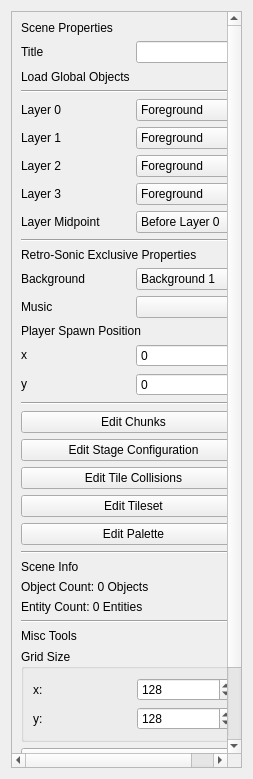
RSDKModding/RetroED, file RetroEDv2/tools/sceneproperties/sceneproperties.ui: the form before one commit.
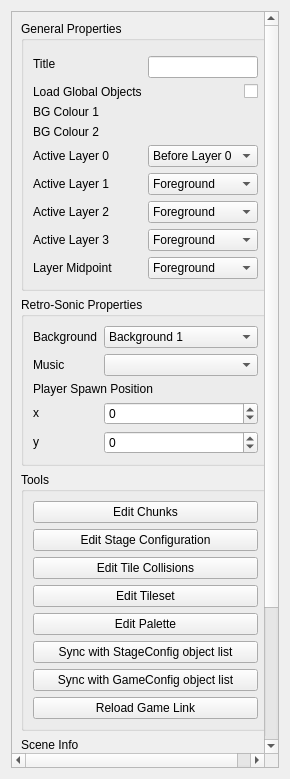
The form after the commit.

What changed in the file:
```diff
--- a/RetroEDv2/tools/sceneproperties/sceneproperties.ui
+++ b/RetroEDv2/tools/sceneproperties/sceneproperties.ui
@@ -6,7 +6,7 @@
    <rect>
     <x>0</x>
     <y>0</y>
-    <width>253</width>
+    <width>290</width>
     <height>779</height>
    </rect>
   </property>
@@ -30,490 +30,39 @@
        <rect>
         <x>0</x>
         <y>0</y>
-        <width>219</width>
-        <height>820</height>
+        <width>256</width>
+        <height>907</height>
        </rect>
       </property>
       <layout class="QGridLayout" name="gridLayout_3">
-       <item row="24" column="0" colspan="2">
-        <widget class="Line" name="line_5">
-         <property name="orientation">
-          <enum>Qt::Horizontal</enum>
-         </property>
-        </widget>
-       </item>
-       <item row="18" column="0" colspan="2">
-        <widget class="Line" name="line_4">
-         <property name="orientation">
-          <enum>Qt::Horizontal</enum>
-         </property>
-        </widget>
-       </item>
-       <item row="14" column="0">
-        <widget class="QLabel" name="label_8">
-         <property name="text">
-          <string>Music</string>
-         </property>
-        </widget>
-       </item>
-       <item row="9" column="1">
-        <widget class="QComboBox" name="layerMidpoint">
-         <property name="toolTip">
-          <string>&lt;html&gt;&lt;head/&gt;&lt;body&gt;&lt;p&gt;Minimum active layer for tiles with &amp;quot;High&amp;quot; Visual Layer to be drawn on (tiles with &amp;quot;Low&amp;quot; Visual Layer wont be drawn)&lt;/p&gt;&lt;/body&gt;&lt;/html&gt;</string>
-         </property>
-         <item>
-          <property name="text">
-           <string>Before Layer 0</string>
-          </property>
-         </item>
-         <item>
-          <property name="text">
-           <string>After Layer 0</string>
-          </property>
-         </item>
-         <item>
-          <property name="text">
-           <string>After Layer 1</string>
-          </property>
-         </item>
-         <item>
-          <property name="text">
-           <string>After Layer 2</string>
-          </property>
-         </item>
-        </widget>
-       </item>
-       <item row="8" column="1">
-        <widget class="QComboBox" name="activeLayer3">
-         <property name="toolTip">
-          <string>&lt;html&gt;&lt;head/&gt;&lt;body&gt;&lt;p&gt;4th Active Layer (Draws on Layer 5)&lt;/p&gt;&lt;/body&gt;&lt;/html&gt;</string>
-         </property>
-         <item>
-          <property name="text">
-           <string>Foreground</string>
-          </property>
-         </item>
-         <item>
-          <property name="text">
-           <string>Background 1</string>
-          </property>
-         </item>
-         <item>
-          <property name="text">
-           <string>Background 2</string>
-          </property>
-         </item>
-         <item>
-          <property name="text">
-           <string>Background 3</string>
-          </property>
-         </item>
-         <item>
-          <property name="text">
-           <string>Background 4</string>
-          </property>
-         </item>
-         <item>
-          <property name="text">
-           <string>Background 5</string>
-          </property>
-         </item>
-         <item>
-          <property name="text">
-           <string>Background 6</string>
-          </property>
-         </item>
-         <item>
-          <property name="text">
-           <string>Background 7</string>
-          </property>
-         </item>
-         <item>
-          <property name="text">
-           <string>Background 8</string>
-          </property>
-         </item>
-         <item>
-          <property name="text">
-           <string>None</string>
-          </property>
-         </item>
-        </widget>
-       </item>
-       <item row="1" column="0">
-        <spacer name="verticalSpacer">
-         <property name="orientation">
-          <enum>Qt::Vertical</enum>
-         </property>
-         <property name="sizeHint" stdset="0">
-          <size>
-           <width>20</width>
-           <height>40</height>
-          </size>
-         </property>
-        </spacer>
-       </item>
-       <item row="2" column="0">
-        <widget class="QLabel" name="label">
-         <property name="text">
-          <string>Title</string>
-         </property>
-        </widget>
-       </item>
-       <item row="28" column="0" colspan="2">
-        <widget class="QLabel" name="entCntTot">
-         <property name="text">
-          <string>Entity Count: 0 Entities</string>
-         </property>
-        </widget>
-       </item>
-       <item row="12" column="0">
-        <spacer name="verticalSpacer_2">
-         <property name="orientation">
-          <enum>Qt::Vertical</enum>
-         </property>
-         <property name="sizeHint" stdset="0">
-          <size>
-           <width>20</width>
-           <height>40</height>
-          </size>
-         </property>
-        </spacer>
-       </item>
-       <item row="20" column="0" colspan="2">
-        <widget class="QPushButton" name="editStageConfig">
-         <property name="text">
-          <string>Edit Stage Configuration</string>
-         </property>
-        </widget>
-       </item>
-       <item row="25" column="0" colspan="2">
-        <widget class="QLabel" name="label_16">
-         <property name="text">
-          <string>Scene Info</string>
-         </property>
-        </widget>
-       </item>
-       <item row="11" column="0" colspan="2">
-        <widget class="QLabel" name="label_13">
-         <property name="text">
-          <string>Retro-Sonic Exclusive Properties</string>
-         </property>
-        </widget>
-       </item>
-       <item row="3" column="1">
-        <widget class="QCheckBox" name="loadGlobals">
-         <property name="layoutDirection">
-          <enum>Qt::RightToLeft</enum>
-         </property>
-         <property name="text">
-          <string/>
-         </property>
-        </widget>
-       </item>
-       <item row="13" column="0">
-        <widget class="QLabel" name="label_7">
-         <property name="text">
-          <string>Background</string>
-         </property>
-        </widget>
-       </item>
-       <item row="30" column="0" colspan="2">
-        <widget class="QLabel" name="label_15">
-         <property name="text">
-          <string>Misc Tools</string>
-         </property>
-        </widget>
-       </item>
-       <item row="8" column="0">
-        <widget class="QLabel" name="label_5">
-         <property name="text">
-          <string>Layer 3</string>
-         </property>
-        </widget>
-       </item>
-       <item row="33" column="0" colspan="2">
-        <widget class="QPushButton" name="syncSC">
-         <property name="text">
-          <string>Sync with StageConfig object list</string>
-         </property>
-        </widget>
-       </item>
-       <item row="10" column="0" colspan="2">
-        <widget class="Line" name="line_2">
-         <property name="orientation">
-          <enum>Qt::Horizontal</enum>
-         </property>
-        </widget>
-       </item>
-       <item row="6" column="1">
-        <widget class="QComboBox" name="activeLayer1">
-         <property name="toolTip">
-          <string>&lt;html&gt;&lt;head/&gt;&lt;body&gt;&lt;p&gt;2nd Active Layer (Draws on Layer 2)&lt;/p&gt;&lt;/body&gt;&lt;/html&gt;</string>
-         </property>
-         <item>
-          <property name="text">
-           <string>Foreground</string>
-          </property>
-         </item>
-         <item>
-          <property name="text">
-           <string>Background 1</string>
-          </property>
-         </item>
-         <item>
-          <property name="text">
-           <string>Background 2</string>
-          </property>
-         </item>
-         <item>
-          <property name="text">
-           <string>Background 3</string>
-          </property>
-         </item>
-         <item>
-          <property name="text">
-           <string>Background 4</string>
-          </property>
-         </item>
-         <item>
-          <property name="text">
-           <string>Background 5</string>
-          </property>
-         </item>
-         <item>
-          <property name="text">
-           <string>Background 6</string>
-          </property>
-         </item>
-         <item>
-          <property name="text">
-           <string>Background 7</string>
-          </property>
-         </item>
-         <item>
-          <property name="text">
-           <string>Background 8</string>
-          </property>
-         </item>
-         <item>
-          <property name="text">
-           <string>None</string>
-          </property>
-         </item>
-        </widget>
-       </item>
-       <item row="14" column="1">
-        <widget class="QComboBox" name="music">
-         <property name="toolTip">
-          <string>&lt;html&gt;&lt;head/&gt;&lt;body&gt;&lt;p&gt;The music that will be played when the stage starts&lt;/p&gt;&lt;/body&gt;&lt;/html&gt;</string>
-         </property>
-        </widget>
-       </item>
-       <item row="17" column="1">
-        <widget class="QSpinBox" name="plrY">
-         <property name="toolTip">
-          <string>&lt;html&gt;&lt;head/&gt;&lt;body&gt;&lt;p&gt;Player spawn YPos&lt;/p&gt;&lt;/body&gt;&lt;/html&gt;</string>
-         </property>
-         <property name="minimum">
-          <number>-32767</number>
-         </property>
-         <property name="maximum">
-          <number>32767</number>
-         </property>
-        </widget>
-       </item>
-       <item row="32" column="0" colspan="2">
-        <widget class="QPushButton" name="syncGC">
-         <property name="text">
-          <string>Sync with GameConfig object list</string>
-         </property>
-        </widget>
-       </item>
-       <item row="6" column="0">
-        <widget class="QLabel" name="label_3">
-         <property name="text">
-          <string>Layer 1</string>
-         </property>
-        </widget>
-       </item>
        <item row="9" column="0">
-        <widget class="QLabel" name="label_6">
-         <property name="text">
-          <string>Layer Midpoint</string>
+        <spacer name="verticalSpacer_2">
+         <property name="orientation">
+          <enum>Qt::Vertical</enum>
          </property>
-        </widget>
-       </item>
-       <item row="16" column="0">
-        <widget class="QLabel" name="label_10">
-         <property name="sizePolicy">
-          <sizepolicy hsizetype="Fixed" vsizetype="Fixed">
-           <horstretch>0</horstretch>
-           <verstretch>0</verstretch>
-          </sizepolicy>
+         <property name="sizeHint" stdset="0">
+          <size>
+           <width>20</width>
+           <height>40</height>
+          </size>
          </property>
-         <property name="text">
-          <string>x</string>
-         </property>
-        </widget>
+        </spacer>
        </item>
-       <item row="7" column="1">
-        <widget class="QComboBox" name="activeLayer2">
-         <property name="toolTip">
-          <string>&lt;html&gt;&lt;head/&gt;&lt;body&gt;&lt;p&gt;3rd Active Layer (Draws on Layer 3)&lt;/p&gt;&lt;/body&gt;&lt;/html&gt;</string>
+       <item row="2" column="0">
+        <spacer name="verticalSpacer">
+         <property name="orientation">
+          <enum>Qt::Vertical</enum>
          </property>
-         <item>
-          <property name="text">
-           <string>Foreground</string>
-          </property>
-         </item>
-         <item>
-          <property name="text">
-           <string>Background 1</string>
-          </property>
-         </item>
-         <item>
-          <property name="text">
-           <string>Background 2</string>
-          </property>
-         </item>
-         <item>
-          <property name="text">
-           <string>Background 3</string>
-          </property>
-         </item>
-         <item>
-          <property name="text">
-           <string>Background 4</string>
-          </property>
-         </item>
-         <item>
-          <property name="text">
-           <string>Background 5</string>
-          </property>
-         </item>
-         <item>
-          <property name="text">
-           <string>Background 6</string>
-          </property>
-         </item>
-         <item>
-          <property name="text">
-           <string>Background 7</string>
-          </property>
-         </item>
-         <item>
-          <property name="text">
-           <string>Background 8</string>
-          </property>
-         </item>
-         <item>
-          <property name="text">
-           <string>None</string>
-          </property>
-         </item>
-        </widget>
-       </item>
-       <item row="17" column="0">
-        <widget class="QLabel" name="label_9">
-         <property name="sizePolicy">
-          <sizepolicy hsizetype="Fixed" vsizetype="Fixed">
-           <horstretch>0</horstretch>
-           <verstretch>0</verstretch>
-          </sizepolicy>
+         <property name="sizeHint" stdset="0">
+          <size>
+           <width>20</width>
+           <height>40</height>
+          </size>
          </property>
-         <property name="text">
-          <string>y</string>
-         </property>
-        </widget>
+        </spacer>
        </item>
-       <item row="27" column="0" colspan="2">
-        <widget class="QLabel" name="objCnt">
-         <property name="text">
-          <string>Object Count: 0 Objects</string>
-         </property>
-        </widget>
-       </item>
-       <item row="7" column="0">
-        <widget class="QLabel" name="label_4">
-         <property name="text">
-          <string>Layer 2</string>
-         </property>
-        </widget>
-       </item>
-       <item row="23" column="0" colspan="2">
-        <widget class="QPushButton" name="editPalette">
-         <property name="text">
-          <string>Edit Palette</string>
-         </property>
-        </widget>
-       </item>
-       <item row="5" column="1">
-        <widget class="QComboBox" name="activeLayer0">
-         <property name="toolTip">
-          <string>&lt;html&gt;&lt;head/&gt;&lt;body&gt;&lt;p&gt;1st Active Layer (Draws on Layer 1)&lt;/p&gt;&lt;/body&gt;&lt;/html&gt;</string>
-         </property>
-         <item>
-          <property name="text">
-           <string>Foreground</string>
-          </property>
-         </item>
-         <item>
-          <property name="text">
-           <string>Background 1</string>
-          </property>
-         </item>
-         <item>
-          <property name="text">
-           <string>Background 2</string>
-          </property>
-         </item>
-         <item>
-          <property name="text">
-           <string>Background 3</string>
-          </property>
-         </item>
-         <item>
-          <property name="text">
-           <string>Background 4</string>
-          </property>
-         </item>
-         <item>
-          <property name="text">
-           <string>Background 5</string>
-          </property>
-         </item>
-         <item>
-          <property name="text">
-           <string>Background 6</string>
-          </property>
-         </item>
-         <item>
-          <property name="text">
-           <string>Background 7</string>
-          </property>
-         </item>
-         <item>
-          <property name="text">
-           <string>Background 8</string>
-          </property>
-         </item>
-         <item>
-          <property name="text">
-           <string>None</string>
-          </property>
-         </item>
-        </widget>
-       </item>
-       <item row="22" column="0" colspan="2">
-        <widget class="QPushButton" name="editTSet">
-         <property name="text">
-          <string>Edit Tileset</string>
-         </property>
-        </widget>
-       </item>
-       <item row="31" column="0" colspan="2">
-        <widget class="QGroupBox" name="groupBox">
+       <item row="13" column="0" colspan="2">
+        <widget class="QGroupBox" name="gridBox">
          <property name="title">
           <string>Grid Size</string>
          </property>
@@ -561,130 +110,574 @@
          </layout>
         </widget>
        </item>
-       <item row="5" column="0">
-        <widget class="QLabel" name="label_2">
-         <property name="text">
-          <string>Layer 0</string>
+       <item row="10" column="0" colspan="2">
+        <widget class="QGroupBox" name="toolsBox">
+         <property name="title">
+          <string>Tools</string>
          </property>
+         <layout class="QVBoxLayout" name="verticalLayout_2">
+          <item>
+           <widget class="QPushButton" name="editChunks">
+            <property name="text">
+             <string>Edit Chunks</string>
+            </property>
+           </widget>
+          </item>
+          <item>
+           <widget class="QPushButton" name="editStageConfig">
+            <property name="text">
+             <string>Edit Stage Configuration</string>
+            </property>
+           </widget>
+          </item>
+          <item>
+           <widget class="QPushButton" name="editCollision">
+            <property name="text">
+             <string>Edit Tile Collisions</string>
+            </property>
+           </widget>
+          </item>
+          <item>
+           <widget class="QPushButton" name="editTSet">
+            <property name="text">
+             <string>Edit Tileset</string>
+            </property>
+           </widget>
+          </item>
+          <item>
+           <widget class="QPushButton" name="editPalette">
+            <property name="text">
+             <string>Edit Palette</string>
+            </property>
+           </widget>
+          </item>
+          <item>
+           <widget class="QPushButton" name="syncSC">
+            <property name="text">
+             <string>Sync with StageConfig object list</string>
+            </property>
+           </widget>
+          </item>
+          <item>
+           <widget class="QPushButton" name="syncGC">
+            <property name="text">
+             <string>Sync with GameConfig object list</string>
+            </property>
+           </widget>
+          </item>
+          <item>
+           <widget class="QPushButton" name="reloadLink">
+            <property name="text">
+             <string>Reload Game Link</string>
+            </property>
+           </widget>
+          </item>
+         </layout>
         </widget>
        </item>
-       <item row="16" column="1">
-        <widget class="QSpinBox" name="plrX">
-         <property name="toolTip">
-          <string>&lt;html&gt;&lt;head/&gt;&lt;body&gt;&lt;p&gt;Player spawn XPos&lt;/p&gt;&lt;/body&gt;&lt;/html&gt;</string>
+       <item row="1" column="0" colspan="2">
+        <widget class="QGroupBox" name="rsPropertiesBox">
+         <property name="title">
+          <string>Retro-Sonic Properties</string>
          </property>
-         <property name="minimum">
-          <number>-32767</number>
-         </property>
-         <property name="maximum">
-          <number>32767</number>
-         </property>
+         <layout class="QGridLayout" name="gridLayout_5">
+          <item row="0" column="0">
+           <widget class="QLabel" name="label_7">
+            <property name="text">
+             <string>Background</string>
+            </property>
+           </widget>
+          </item>
+          <item row="0" column="1">
+           <widget class="QComboBox" name="background">
+            <property name="toolTip">
+             <string>&lt;html&gt;&lt;head/&gt;&lt;body&gt;&lt;p&gt;The starting background layer that will be displayed in-game&lt;/p&gt;&lt;/body&gt;&lt;/html&gt;</string>
+            </property>
+            <item>
+             <property name="text">
+              <string>Background 1</string>
+             </property>
+            </item>
+            <item>
+             <property name="text">
+              <string>Background 2</string>
+             </property>
+            </item>
+            <item>
+             <property name="text">
+              <string>Background 3</string>
+             </property>
+            </item>
+            <item>
+             <property name="text">
+              <string>Background 4</string>
+             </property>
+            </item>
+            <item>
+             <property name="text">
+              <string>Background 5</string>
+             </property>
+            </item>
+            <item>
+             <property name="text">
+              <string>Background 6</string>
+             </property>
+            </item>
+            <item>
+             <property name="text">
+              <string>Background 7</string>
+             </property>
+            </item>
+            <item>
+             <property name="text">
+              <string>Background 8</string>
+             </property>
+            </item>
+           </widget>
+          </item>
+          <item row="1" column="0">
+           <widget class="QLabel" name="label_8">
+            <property name="text">
+             <string>Music</string>
+            </property>
+           </widget>
+          </item>
+          <item row="1" column="1">
+           <widget class="QComboBox" name="music">
+            <property name="toolTip">
+             <string>&lt;html&gt;&lt;head/&gt;&lt;body&gt;&lt;p&gt;The music that will be played when the stage starts&lt;/p&gt;&lt;/body&gt;&lt;/html&gt;</string>
+            </property>
+           </widget>
+          </item>
+          <item row="2" column="0" colspan="2">
+           <widget class="QLabel" name="label_12">
+            <property name="text">
+             <string>Player Spawn Position</string>
+            </property>
+           </widget>
+          </item>
+          <item row="3" column="0">
+           <widget class="QLabel" name="label_10">
+            <property name="sizePolicy">
+             <sizepolicy hsizetype="Fixed" vsizetype="Fixed">
+              <horstretch>0</horstretch>
+              <verstretch>0</verstretch>
+             </sizepolicy>
+            </property>
+            <property name="text">
+             <string>x</string>
+            </property>
+           </widget>
+          </item>
+          <item row="3" column="1">
+           <widget class="QSpinBox" name="plrX">
+            <property name="toolTip">
+             <string>&lt;html&gt;&lt;head/&gt;&lt;body&gt;&lt;p&gt;Player spawn XPos&lt;/p&gt;&lt;/body&gt;&lt;/html&gt;</string>
+            </property>
+            <property name="minimum">
+             <number>-32767</number>
+            </property>
+            <property name="maximum">
+             <number>32767</number>
+            </property>
+           </widget>
+          </item>
+          <item row="4" column="0">
+           <widget class="QLabel" name="label_9">
+            <property name="sizePolicy">
+             <sizepolicy hsizetype="Fixed" vsizetype="Fixed">
+              <horstretch>0</horstretch>
+              <verstretch>0</verstretch>
+             </sizepolicy>
+            </property>
+            <property name="text">
+             <string>y</string>
+            </property>
+           </widget>
+          </item>
+          <item row="4" column="1">
+           <widget class="QSpinBox" name="plrY">
+            <property name="toolTip">
+             <string>&lt;html&gt;&lt;head/&gt;&lt;body&gt;&lt;p&gt;Player spawn YPos&lt;/p&gt;&lt;/body&gt;&lt;/html&gt;</string>
+            </property>
+            <property name="minimum">
+             <number>-32767</number>
+            </property>
+            <property name="maximum">
+             <number>32767</number>
+            </property>
+           </widget>
+          </item>
+         </layout>
         </widget>
        </item>
-       <item row="21" column="0" colspan="2">
-        <widget class="QPushButton" name="editCollision">
-         <property name="text">
-          <string>Edit Tile Collisions</string>
+       <item row="11" column="0" colspan="2">
+        <widget class="QGroupBox" name="infoBox">
+         <property name="title">
+          <string>Scene Info</string>
          </property>
+         <layout class="QVBoxLayout" name="verticalLayout">
+          <item>
+           <widget class="QLabel" name="objCnt">
+            <property name="text">
+             <string>Object Count: 0 Objects</string>
+            </property>
+           </widget>
+          </item>
+          <item>
+           <widget class="QLabel" name="entCntTot">
+            <property name="text">
+             <string>Entity Count: 0 Entities</string>
+            </property>
+           </widget>
+          </item>
+         </layout>
         </widget>
        </item>
-       <item row="15" column="0" colspan="2">
-        <widget class="QLabel" name="label_12">
-         <property name="text">
-          <string>Player Spawn Position</string>
+       <item row="0" column="0" colspan="2">
+        <widget class="QGroupBox" name="propertiesBox">
+         <property name="title">
+          <string>General Properties</string>
          </property>
-        </widget>
-       </item>
-       <item row="2" column="1">
-        <widget class="QLineEdit" name="title"/>
-       </item>
-       <item row="3" column="0">
-        <widget class="QLabel" name="label_11">
-         <property name="text">
-          <string>Load Global Objects</string>
-         </property>
-        </widget>
-       </item>
-       <item row="13" column="1">
-        <widget class="QComboBox" name="background">
-         <property name="toolTip">
-          <string>&lt;html&gt;&lt;head/&gt;&lt;body&gt;&lt;p&gt;The starting background layer that will be displayed in-game&lt;/p&gt;&lt;/body&gt;&lt;/html&gt;</string>
-         </property>
-         <item>
-          <property name="text">
-           <string>Background 1</string>
-          </property>
-         </item>
-         <item>
-          <property name="text">
-           <string>Background 2</string>
-          </property>
-         </item>
-         <item>
-          <property name="text">
-           <string>Background 3</string>
-          </property>
-         </item>
-         <item>
-          <property name="text">
-           <string>Background 4</string>
-          </property>
-         </item>
-         <item>
-          <property name="text">
-           <string>Background 5</string>
-          </property>
-         </item>
-         <item>
-          <property name="text">
-           <string>Background 6</string>
-          </property>
-         </item>
-         <item>
-          <property name="text">
-           <string>Background 7</string>
-          </property>
-         </item>
-         <item>
-          <property name="text">
-           <string>Background 8</string>
-          </property>
-         </item>
-        </widget>
-       </item>
-       <item row="19" column="0" colspan="2">
-        <widget class="QPushButton" name="editChunks">
-         <property name="text">
-          <string>Edit Chunks</string>
-         </property>
-        </widget>
-       </item>
-       <item row="4" column="0" colspan="2">
-        <widget class="Line" name="line">
-         <property name="orientation">
-          <enum>Qt::Horizontal</enum>
-         </property>
-        </widget>
-       </item>
-       <item row="0" column="0">
-        <widget class="QLabel" name="label_14">
-         <property name="text">
-          <string>Scene Properties</string>
-         </property>
-        </widget>
-       </item>
-       <item row="29" column="0" colspan="2">
-        <widget class="Line" name="line_3">
-         <property name="orientation">
-          <enum>Qt::Horizontal</enum>
-         </property>
-        </widget>
-       </item>
-       <item row="34" column="0" colspan="2">
-        <widget class="QPushButton" name="reloadLink">
-         <property name="text">
-          <string>Reload Game Link</string>
-         </property>
+         <layout class="QGridLayout" name="gridLayout_4">
+          <item row="10" column="0" colspan="2">
+           <widget class="QLabel" name="label_6">
+            <property name="text">
+             <string>Layer Midpoint</string>
+            </property>
+           </widget>
+          </item>
+          <item row="8" column="2">
+           <widget class="QComboBox" name="activeLayer1">
+            <property name="toolTip">
+             <string>&lt;html&gt;&lt;head/&gt;&lt;body&gt;&lt;p&gt;2nd Active Layer (Draws on Layer 2)&lt;/p&gt;&lt;/body&gt;&lt;/html&gt;</string>
+            </property>
+            <item>
+             <property name="text">
+              <string>Foreground</string>
+             </property>
+            </item>
+            <item>
+             <property name="text">
+              <string>Background 1</string>
+             </property>
+            </item>
+            <item>
+             <property name="text">
+              <string>Background 2</string>
+             </property>
+            </item>
+            <item>
+             <property name="text">
+              <string>Background 3</string>
+             </property>
+            </item>
+            <item>
+             <property name="text">
+              <string>Background 4</string>
+             </property>
+            </item>
+            <item>
+             <property name="text">
+              <string>Background 5</string>
+             </property>
+            </item>
+            <item>
+             <property name="text">
+              <string>Background 6</string>
+             </property>
+            </item>
+            <item>
+             <property name="text">
+              <string>Background 7</string>
+             </property>
+            </item>
+            <item>
+             <property name="text">
+              <string>Background 8</string>
+             </property>
+            </item>
+            <item>
+             <property name="text">
+              <string>None</string>
+             </property>
+            </item>
+           </widget>
+          </item>
+          <item row="9" column="2">
+           <widget class="QComboBox" name="activeLayer2">
+            <property name="toolTip">
+             <string>&lt;html&gt;&lt;head/&gt;&lt;body&gt;&lt;p&gt;3rd Active Layer (Draws on Layer 3)&lt;/p&gt;&lt;/body&gt;&lt;/html&gt;</string>
+            </property>
+            <item>
+             <property name="text">
+              <string>Foreground</string>
+             </property>
+            </item>
+            <item>
+             <property name="text">
+              <string>Background 1</string>
+             </property>
+            </item>
+            <item>
+             <property name="text">
+              <string>Background 2</string>
+             </property>
+            </item>
+            <item>
+             <property name="text">
+              <string>Background 3</string>
+             </property>
+            </item>
+            <item>
+             <property name="text">
+              <string>Background 4</string>
+             </property>
+            </item>
+            <item>
+             <property name="text">
+              <string>Background 5</string>
+             </property>
+            </item>
+            <item>
+             <property name="text">
+              <string>Background 6</string>
+             </property>
+            </item>
+            <item>
+             <property name="text">
+              <string>Background 7</string>
+             </property>
+            </item>
+            <item>
+             <property name="text">
+              <string>Background 8</string>
+             </property>
+            </item>
+            <item>
+             <property name="text">
+              <string>None</string>
+             </property>
+            </item>
+           </widget>
+          </item>
+          <item row="6" column="2">
+           <widget class="QComboBox" name="layerMidpoint">
+            <property name="toolTip">
+             <string>&lt;html&gt;&lt;head/&gt;&lt;body&gt;&lt;p&gt;Minimum active layer for tiles with &amp;quot;High&amp;quot; Visual Layer to be drawn on (tiles with &amp;quot;Low&amp;quot; Visual Layer wont be drawn)&lt;/p&gt;&lt;/body&gt;&lt;/html&gt;</string>
+            </property>
+            <item>
+             <property name="text">
+              <string>Before Layer 0</string>
+             </property>
+            </item>
+            <item>
+             <property name="text">
+              <string>After Layer 0</string>
+             </property>
+            </item>
+            <item>
+             <property name="text">
+              <string>After Layer 1</string>
+             </property>
+            </item>
+            <item>
+             <property name="text">
+              <string>After Layer 2</string>
+             </property>
+            </item>
+           </widget>
+          </item>
+          <item row="7" column="0" colspan="2">
+           <widget class="QLabel" name="label_3">
+            <property name="text">
+             <string>Active Layer 1</string>
+            </property>
+           </widget>
+          </item>
+          <item row="1" column="0" rowspan="2">
+           <widget class="QLabel" name="label">
+            <property name="text">
+             <string>Title</string>
+            </property>
+           </widget>
+          </item>
+          <item row="3" column="0" colspan="2">
+           <widget class="QLabel" name="label_11">
+            <property name="text">
+             <string>Load Global Objects</string>
+            </property>
+           </widget>
+          </item>
+          <item row="7" column="2">
+           <widget class="QComboBox" name="activeLayer3">
+            <property name="toolTip">
+             <string>&lt;html&gt;&lt;head/&gt;&lt;body&gt;&lt;p&gt;4th Active Layer (Draws on Layer 5)&lt;/p&gt;&lt;/body&gt;&lt;/html&gt;</string>
+            </property>
+            <item>
+             <property name="text">
+              <string>Foreground</string>
+             </property>
+            </item>
+            <item>
+             <property name="text">
+              <string>Background 1</string>
+             </property>
+            </item>
+            <item>
+             <property name="text">
+              <string>Background 2</string>
+             </property>
+            </item>
+            <item>
+             <property name="text">
+              <string>Background 3</string>
+             </property>
+            </item>
+            <item>
+             <property name="text">
+              <string>Background 4</string>
+             </property>
+            </item>
+            <item>
+             <property name="text">
+              <string>Background 5</string>
+             </property>
+            </item>
+            <item>
+             <property name="text">
+              <string>Background 6</string>
+             </property>
+            </item>
+            <item>
+             <property name="text">
+              <string>Background 7</string>
+             </property>
+            </item>
+            <item>
+             <property name="text">
+              <string>Background 8</string>
+             </property>
+            </item>
+            <item>
+             <property name="text">
+              <string>None</string>
+             </property>
+            </item>
+           </widget>
+          </item>
+          <item row="10" column="2">
+           <widget class="QComboBox" name="activeLayer0">
+            <property name="toolTip">
+             <string>&lt;html&gt;&lt;head/&gt;&lt;body&gt;&lt;p&gt;1st Active Layer (Draws on Layer 1)&lt;/p&gt;&lt;/body&gt;&lt;/html&gt;</string>
+            </property>
+            <item>
+             <property name="text">
+              <string>Foreground</string>
+             </property>
+            </item>
+            <item>
+             <property name="text">
+              <string>Background 1</string>
+             </property>
+            </item>
+            <item>
+             <property name="text">
+              <string>Background 2</string>
+             </property>
+            </item>
+            <item>
+             <property name="text">
+              <string>Background 3</string>
+             </property>
+            </item>
+            <item>
+             <property name="text">
+              <string>Background 4</string>
+             </property>
+            </item>
+            <item>
+             <property name="text">
+              <string>Background 5</string>
+             </property>
+            </item>
+            <item>
+             <property name="text">
+              <string>Background 6</string>
+             </property>
+            </item>
+            <item>
+             <property name="text">
+              <string>Background 7</string>
+             </property>
+            </item>
+            <item>
+             <property name="text">
+              <string>Background 8</string>
+             </property>
+            </item>
+            <item>
+             <property name="text">
+              <string>None</string>
+             </property>
+            </item>
+           </widget>
+          </item>
+          <item row="5" column="2">
+           <layout class="QGridLayout" name="altBGClrLayout"/>
+          </item>
+          <item row="3" column="2">
+           <widget class="QCheckBox" name="loadGlobals">
+            <property name="layoutDirection">
+             <enum>Qt::RightToLeft</enum>
+            </property>
+            <property name="text">
+             <string/>
+            </property>
+           </widget>
+          </item>
+          <item row="9" column="0" colspan="2">
+           <widget class="QLabel" name="label_5">
+            <property name="text">
+             <string>Active Layer 3</string>
+            </property>
+           </widget>
+          </item>
+          <item row="8" column="0" colspan="2">
+           <widget class="QLabel" name="label_4">
+            <property name="text">
+             <string>Active Layer 2</string>
+            </property>
+           </widget>
+          </item>
+          <item row="6" column="0" colspan="2">
+           <widget class="QLabel" name="label_2">
+            <property name="text">
+             <string>Active Layer 0</string>
+            </property>
+           </widget>
+          </item>
+          <item row="5" column="0">
+           <widget class="QLabel" name="label_13">
+            <property name="text">
+             <string>BG Colour 2</string>
+            </property>
+           </widget>
+          </item>
+          <item row="4" column="0">
+           <widget class="QLabel" name="label_14">
+            <property name="text">
+             <string>BG Colour 1</string>
+            </property>
+           </widget>
+          </item>
+          <item row="4" column="2">
+           <layout class="QGridLayout" name="bgClrLayout"/>
+          </item>
+          <item row="2" column="2">
+           <widget class="QLineEdit" name="title"/>
+          </item>
+         </layout>
         </widget>
        </item>
       </layout>
```
